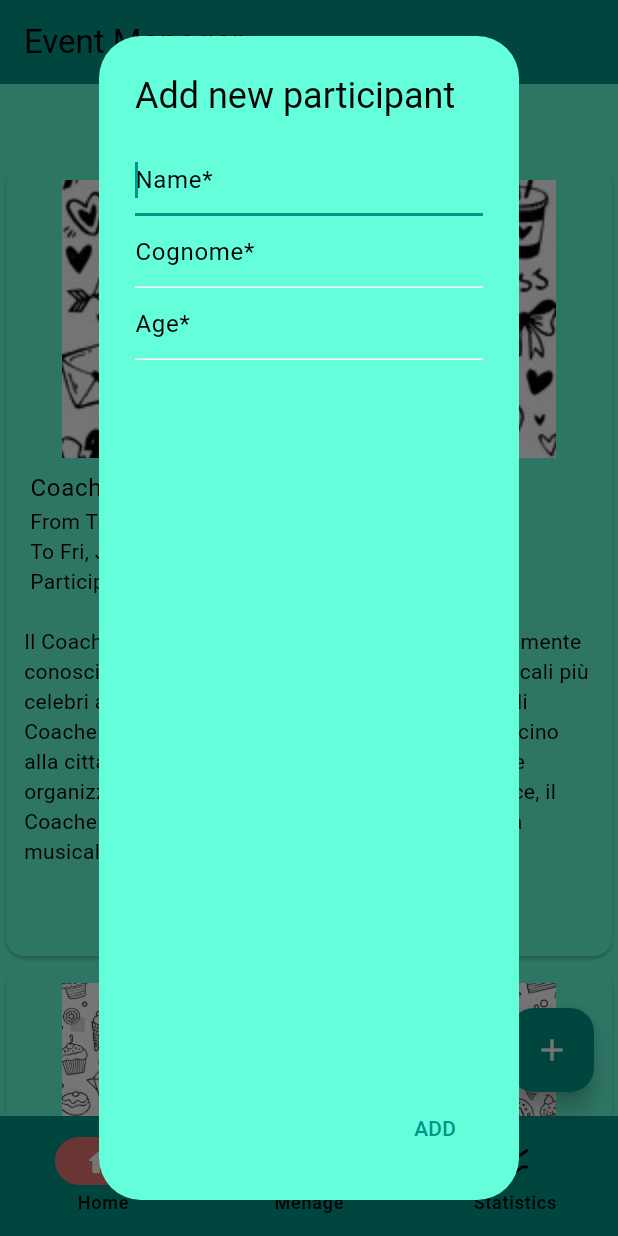
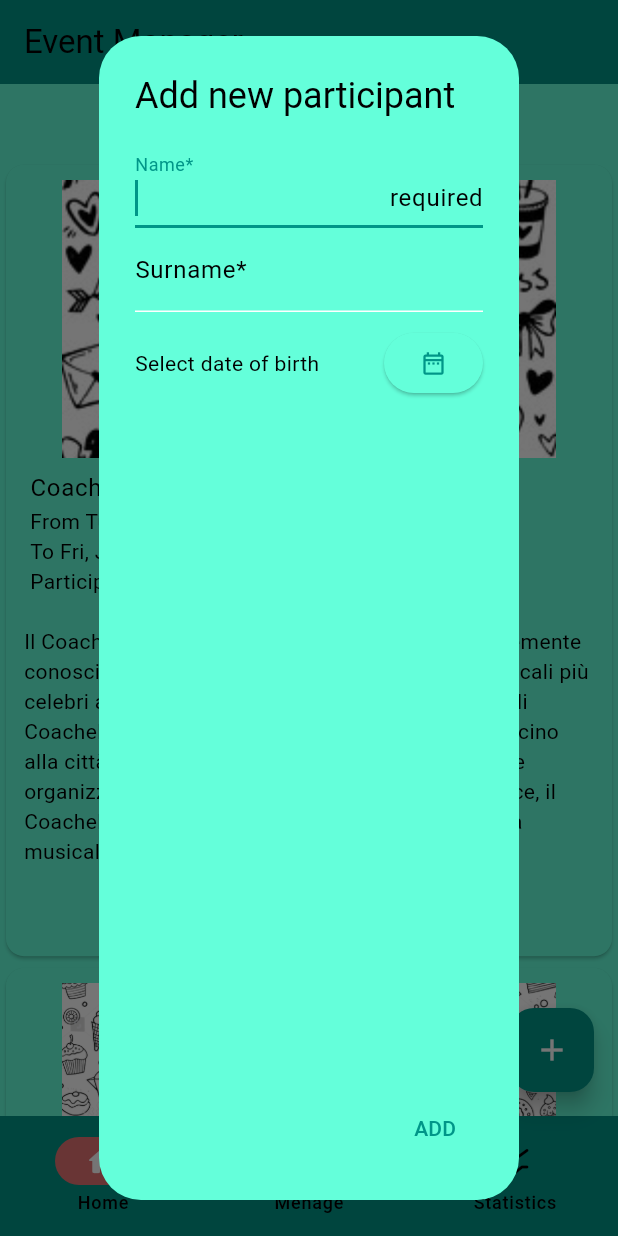
Before and after one commit to francescopiocirillo/event-manager-flutter-app, a Flutter app: the screen it shows after launch, after a tap on "Incoming events", after a tap on "new participant", on a phone screen of 412 x 824 dp. Run offline on Flutter 3.47's test engine with Material 3 defaults, Android fonts, the phone set to English and light mode, and no system bars.

Commit message:
checkpartecipant input

```diff
--- a/event_manager_app/lib/home_page.dart
+++ b/event_manager_app/lib/home_page.dart
@@ -9,19 +9,18 @@ import 'package:intl/intl.dart';
 class Person {
   String name;
   String lastName;
-  int age;
+  DateTime birth;
 
   Person({
     required this.name,
     required this.lastName,
-    required this.age
+    required this.birth
   });
 }
 
 class Event {
   String title;
   String desctiption;
-  bool completed;
   DateTime startDate;
   DateTime endDate;
   TimeOfDay startHour;
@@ -33,7 +32,6 @@ class Event {
   Event({
     required this.title,
     required this.desctiption,
-    required this.completed,
     required this.startDate,
     required this.endDate,
     required this.startHour,
@@ -58,7 +56,6 @@ class _HomePageState extends State<HomePage> {
     Event(
       title: 'Coachella',
       desctiption: 'Il Coachella Valley Music and Arts Festival, comunemente conosciuto come Coachella, è uno dei festival musicali più celebri al mondo. Si tiene annualmente nella Valle di Coachella, nella contea di Riverside, in California, vicino alla città di Indio. Fondato nel 1999 da Paul Tollett e organizzato dalla società di promozione Goldenvoice, il Coachella Festival è diventato un\'icona della cultura musicale e dei festival.',
-      completed: false,
       startDate: DateTime(2024, 5, 7, 15, 30),
       endDate: DateTime(2024, 6, 7, 15, 30),
       startHour: TimeOfDay(hour: 12, minute: 00),
@@ -70,7 +67,6 @@ class _HomePageState extends State<HomePage> {
     Event(
       title: 'Milano Fashon Week',
       desctiption: 'parade',
-      completed: false,
       startDate: DateTime(2024, 2, 11, 08, 30),
       endDate: DateTime(2024, 6, 7, 15, 30),
       startHour: TimeOfDay(hour: 22, minute: 30),
@@ -104,59 +100,96 @@ class _HomePageState extends State<HomePage> {
 
   final TextEditingController controller1 = TextEditingController();
   final TextEditingController controller2 = TextEditingController();
-  final TextEditingController controller3 = TextEditingController();
 
   @override
   void dispose() {
     controller1.dispose();
     controller2.dispose();
-    controller3.dispose();
     super.dispose();
+  }
+
+  DateTime birthDate = DateTime.now();
+  String datePrompt = "Select date of birth*";
+  String invalidPartecipant = "";
+
+  Future<void> _selectDates(BuildContext context, setState) async {
+    final DateTime? picked = await showDatePicker(
+      context: context,
+      firstDate: DateTime(1900, 1, 1),
+      lastDate: DateTime.now(),
+    );
+    if (picked != null) {
+      setState(() {
+        birthDate = picked;
+        datePrompt = "Selected:" + DateFormat("yMd").format(birthDate);
+      });
+    }
   }
 
   Future<Person?> openDialog() => showDialog<Person>(
     context: context,
-    builder: (context) => AlertDialog(
+    builder: (context) {
+      return StatefulBuilder(
+        builder: (context, setState) {
+          return AlertDialog(
             title: Text('Add new participant'),
             content: Column(
               children: [
                 TextField(
                     autofocus: true,
                     decoration: InputDecoration(
-                hintText:'Name*'
+                      labelText: 'Name*',
+                      suffixText: 'required',
                     ),
                     controller: controller1,
                 ),
                 TextField(
                     autofocus: true,
                     decoration: InputDecoration(
-                hintText:'Cognome*'
+                      labelText: 'Surname*',
+                      suffixText: 'required'
                     ),
                     controller: controller2,
                 ),
-          TextField(
-              keyboardType: TextInputType.number,
-              autofocus: true,
-              decoration: InputDecoration(
-                hintText:'Age*'
+                Padding(
+                  padding: EdgeInsets.only(top: 10),
+                  child: Row(
+                    mainAxisAlignment: MainAxisAlignment.spaceBetween,
+                    children: [
+                      Text(datePrompt),
+                      ElevatedButton(
+                        onPressed: () => _selectDates(context, setState),
+                        child: Icon(Icons.date_range_outlined),
                       ),
-              controller: controller3,
+                  ],),
                 ),
-      ],) ,
-
+                Text(invalidPartecipant, style: TextStyle(color: Colors.red[300]),),
+            ],),
             actions: [
               TextButton(
-          onPressed: submitAddPerson,
+                onPressed: () => submitAddPerson(setState),
                 child: Text('ADD'),
-        )
-      ],)
+              ),
+            ],
+
+          );
+        }
+      );
+    }
   );
 
-  void submitAddPerson() {
-    Navigator.of(context).pop(Person(name: controller1.text, lastName: controller2.text, age: int.parse(controller3.text)));
+  void submitAddPerson(setState) {
+    if(controller1.text == "" || controller2.text == "" || birthDate == DateTime.now()){
+      setState(() {
+        invalidPartecipant= "ERROR: In order to add a new partecipant you should have to insert all the fields";
+      });
+    }else{
+      Navigator.of(context).pop(Person(name: controller1.text, lastName: controller2.text, birth: birthDate));
       controller1.clear();
       controller2.clear();
-    controller3.clear();
+      datePrompt = "Select date of birth";
+      invalidPartecipant = "";
+    }
   }
 
   @override
@@ -230,6 +263,10 @@ class _HomePageState extends State<HomePage> {
                               ElevatedButton(
                                 child: Text('new participant'),
                                 onPressed: () async {
+                                    controller1.clear();
+                                    controller2.clear();
+                                    datePrompt = "Select date of birth";
+                                    invalidPartecipant = "";
                                     final person = await openDialog();
                                     if(person == null) return;
                                     setState(() {
@@ -312,7 +349,10 @@ class _HomePageState extends State<HomePage> {
                                       }
                                   });
                               },
-                              child: Text('Modify event information'),
+                              child: Text('Modify event information',
+                                        style: TextStyle(color: Colors.red[300])
+                                     ),
+
                             ),
                             ExpansionPanelList(
                               animationDuration:
@@ -332,7 +372,7 @@ class _HomePageState extends State<HomePage> {
                                           padding: const EdgeInsets.only(left: 5.0),
                                           child: SingleChildScrollView(child: Padding(
                                             padding: const EdgeInsets.all(2.0),
-                                            child: Text(ev.participants[index].name),
+                                            child: Text(ev.participants[index].name + " " + ev.participants[index].lastName + " " + "${DateFormat('yMd').format(ev.participants[index].birth)}"),
                                           )),
                                         );
                                       },),
--- a/event_manager_app/lib/new_event.dart
+++ b/event_manager_app/lib/new_event.dart
@@ -170,7 +170,7 @@ class _NewEventState extends State<NewEvent> {
       floatingActionButton: FloatingActionButton(
         onPressed: () {
           Navigator.pop(context, Event(title: textNomeController.text, desctiption: textDescrizioneController.text,
-          completed: false, startDate: startDate, endDate: endDate, startHour: startTime, expectedParticipants: expectedParticipants.toInt(), actualParticipants: 0, img: _selectedImage == 0 ? "assets/lavoro.jpg" : (_selectedImage == 1 ? "assets/cena.png" : "assets/romantico.jpg")));
+          startDate: startDate, endDate: endDate, startHour: startTime, expectedParticipants: expectedParticipants.toInt(), actualParticipants: 0, img: _selectedImage == 0 ? "assets/lavoro.jpg" : (_selectedImage == 1 ? "assets/cena.png" : "assets/romantico.jpg")));
         },
         child: const Icon(Icons.send_rounded),
       ),
```
Lines whose indentation alone changed are shown as unchanged.
